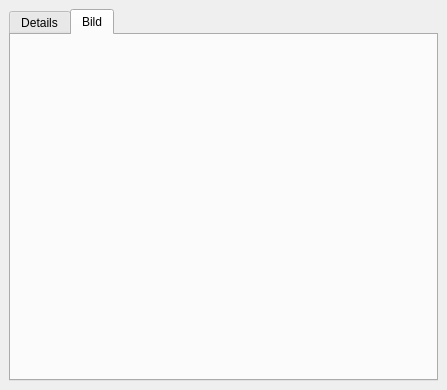
Before: the Qt Designer form ui/UserDetails.ui in floriandotorg/bumm, drawn with Qt 5.
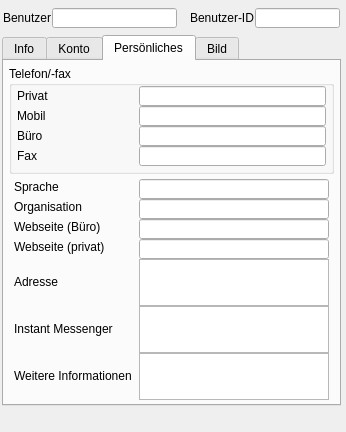
After: the same form once the commit is applied. The open tabs and pages were chosen to show the change.

Patch:
```diff
--- a/ui/UserDetails.ui
+++ b/ui/UserDetails.ui
@@ -5,35 +5,529 @@
    <rect>
     <x>0</x>
     <y>0</y>
-    <width>447</width>
-    <height>390</height>
+    <width>346</width>
+    <height>432</height>
    </rect>
   </property>
   <property name="windowTitle" >
    <string>Details</string>
   </property>
   <widget class="QWidget" name="_content" >
-   <layout class="QGridLayout" name="gridLayout" >
-    <item row="0" column="0" >
-     <widget class="QTabWidget" name="_tab_widget" >
-      <property name="currentIndex" >
-       <number>0</number>
+   <widget class="QLineEdit" name="_user_id" >
+    <property name="geometry" >
+     <rect>
+      <x>255</x>
+      <y>8</y>
+      <width>85</width>
+      <height>20</height>
+     </rect>
+    </property>
+    <property name="minimumSize" >
+     <size>
+      <width>85</width>
+      <height>20</height>
+     </size>
+    </property>
+    <property name="maximumSize" >
+     <size>
+      <width>85</width>
+      <height>20</height>
+     </size>
+    </property>
+    <property name="text" >
+     <string/>
+    </property>
+   </widget>
+   <widget class="QLineEdit" name="_user" >
+    <property name="geometry" >
+     <rect>
+      <x>52</x>
+      <y>8</y>
+      <width>125</width>
+      <height>20</height>
+     </rect>
+    </property>
+    <property name="minimumSize" >
+     <size>
+      <width>107</width>
+      <height>20</height>
+     </size>
+    </property>
+    <property name="maximumSize" >
+     <size>
+      <width>159</width>
+      <height>20</height>
+     </size>
+    </property>
+    <property name="text" >
+     <string/>
+    </property>
+   </widget>
+   <widget class="QLabel" name="_lbl_user" >
+    <property name="geometry" >
+     <rect>
+      <x>3</x>
+      <y>10</y>
+      <width>49</width>
+      <height>16</height>
+     </rect>
+    </property>
+    <property name="minimumSize" >
+     <size>
+      <width>49</width>
+      <height>16</height>
+     </size>
+    </property>
+    <property name="maximumSize" >
+     <size>
+      <width>49</width>
+      <height>16</height>
+     </size>
+    </property>
+    <property name="text" >
+     <string>Benutzer</string>
+    </property>
+   </widget>
+   <widget class="QTabWidget" name="_user_info_tabs" >
+    <property name="geometry" >
+     <rect>
+      <x>2</x>
+      <y>35</y>
+      <width>339</width>
+      <height>371</height>
+     </rect>
+    </property>
+    <property name="minimumSize" >
+     <size>
+      <width>339</width>
+      <height>371</height>
+     </size>
+    </property>
+    <property name="maximumSize" >
+     <size>
+      <width>16777215</width>
+      <height>16777215</height>
+     </size>
+    </property>
+    <property name="currentIndex" >
+     <number>0</number>
+    </property>
+    <widget class="QWidget" name="_info_tab" >
+     <attribute name="title" >
+      <string>Info</string>
+     </attribute>
+     <widget class="QWidget" name="layoutWidget" >
+      <property name="geometry" >
+       <rect>
+        <x>10</x>
+        <y>10</y>
+        <width>323</width>
+        <height>171</height>
+       </rect>
       </property>
-      <widget class="QWidget" name="_tab_details" >
-       <attribute name="title" >
-        <string>Details</string>
-       </attribute>
-       <layout class="QGridLayout" name="gridLayout_2" />
-      </widget>
-      <widget class="QWidget" name="_tab_pic" >
-       <attribute name="title" >
-        <string>Bild</string>
-       </attribute>
-       <layout class="QGridLayout" name="gridLayout_3" >
+      <layout class="QFormLayout" name="_form_layout_info" >
+       <property name="horizontalSpacing" >
+        <number>0</number>
+       </property>
+       <property name="verticalSpacing" >
+        <number>0</number>
+       </property>
+       <item row="0" column="1" >
+        <widget class="QLineEdit" name="_full_name" >
+         <property name="minimumSize" >
+          <size>
+           <width>190</width>
+           <height>20</height>
+          </size>
+         </property>
+         <property name="maximumSize" >
+          <size>
+           <width>190</width>
+           <height>20</height>
+          </size>
+         </property>
+        </widget>
+       </item>
+       <item row="1" column="0" >
+        <widget class="QLabel" name="_lbl_admin" >
+         <property name="minimumSize" >
+          <size>
+           <width>125</width>
+           <height>16</height>
+          </size>
+         </property>
+         <property name="maximumSize" >
+          <size>
+           <width>125</width>
+           <height>16</height>
+          </size>
+         </property>
+         <property name="text" >
+          <string>Administrator</string>
+         </property>
+        </widget>
+       </item>
+       <item row="1" column="1" >
+        <widget class="QLineEdit" name="_admin" >
+         <property name="minimumSize" >
+          <size>
+           <width>190</width>
+           <height>20</height>
+          </size>
+         </property>
+         <property name="maximumSize" >
+          <size>
+           <width>190</width>
+           <height>20</height>
+          </size>
+         </property>
+        </widget>
+       </item>
+       <item row="2" column="0" >
+        <widget class="QLabel" name="_lbl_locked" >
+         <property name="minimumSize" >
+          <size>
+           <width>125</width>
+           <height>16</height>
+          </size>
+         </property>
+         <property name="maximumSize" >
+          <size>
+           <width>125</width>
+           <height>16</height>
+          </size>
+         </property>
+         <property name="text" >
+          <string>Gesperrt</string>
+         </property>
+        </widget>
+       </item>
+       <item row="2" column="1" >
+        <widget class="QLineEdit" name="_locked" >
+         <property name="minimumSize" >
+          <size>
+           <width>190</width>
+           <height>20</height>
+          </size>
+         </property>
+         <property name="maximumSize" >
+          <size>
+           <width>190</width>
+           <height>20</height>
+          </size>
+         </property>
+        </widget>
+       </item>
+       <item row="3" column="0" >
+        <widget class="QLabel" name="_lbl_user_mail" >
+         <property name="minimumSize" >
+          <size>
+           <width>125</width>
+           <height>16</height>
+          </size>
+         </property>
+         <property name="maximumSize" >
+          <size>
+           <width>125</width>
+           <height>16</height>
+          </size>
+         </property>
+         <property name="text" >
+          <string>Primäre E-Mail Adresse</string>
+         </property>
+        </widget>
+       </item>
+       <item row="3" column="1" >
+        <widget class="QLineEdit" name="_user_mail" >
+         <property name="minimumSize" >
+          <size>
+           <width>190</width>
+           <height>20</height>
+          </size>
+         </property>
+         <property name="maximumSize" >
+          <size>
+           <width>190</width>
+           <height>20</height>
+          </size>
+         </property>
+        </widget>
+       </item>
+       <item row="4" column="0" >
+        <widget class="QLabel" name="_lbl_user_more_mail" >
+         <property name="minimumSize" >
+          <size>
+           <width>125</width>
+           <height>16</height>
+          </size>
+         </property>
+         <property name="maximumSize" >
+          <size>
+           <width>125</width>
+           <height>16</height>
+          </size>
+         </property>
+         <property name="text" >
+          <string>weitere E-Mail Adressen</string>
+         </property>
+        </widget>
+       </item>
+       <item row="4" column="1" >
+        <widget class="QComboBox" name="_user_more_mail" >
+         <property name="minimumSize" >
+          <size>
+           <width>190</width>
+           <height>20</height>
+          </size>
+         </property>
+         <property name="maximumSize" >
+          <size>
+           <width>190</width>
+           <height>20</height>
+          </size>
+         </property>
+        </widget>
+       </item>
+       <item row="5" column="0" >
+        <widget class="QLabel" name="_lbl_last_login" >
+         <property name="minimumSize" >
+          <size>
+           <width>125</width>
+           <height>16</height>
+          </size>
+         </property>
+         <property name="maximumSize" >
+          <size>
+           <width>125</width>
+           <height>16</height>
+          </size>
+         </property>
+         <property name="text" >
+          <string>Letzte Anmeldung</string>
+         </property>
+        </widget>
+       </item>
+       <item row="5" column="1" >
+        <widget class="QLineEdit" name="_last_login" >
+         <property name="minimumSize" >
+          <size>
+           <width>190</width>
+           <height>20</height>
+          </size>
+         </property>
+         <property name="maximumSize" >
+          <size>
+           <width>190</width>
+           <height>20</height>
+          </size>
+         </property>
+        </widget>
+       </item>
+       <item row="6" column="0" >
+        <widget class="QLabel" name="_lbl_workspace" >
+         <property name="minimumSize" >
+          <size>
+           <width>125</width>
+           <height>45</height>
+          </size>
+         </property>
+         <property name="maximumSize" >
+          <size>
+           <width>125</width>
+           <height>45</height>
+          </size>
+         </property>
+         <property name="text" >
+          <string>Arbeitsbereiche</string>
+         </property>
+        </widget>
+       </item>
+       <item row="6" column="1" >
+        <widget class="QTextEdit" name="_workspace" >
+         <property name="minimumSize" >
+          <size>
+           <width>190</width>
+           <height>45</height>
+          </size>
+         </property>
+         <property name="maximumSize" >
+          <size>
+           <width>190</width>
+           <height>16777215</height>
+          </size>
+         </property>
+        </widget>
+       </item>
+       <item row="0" column="0" >
+        <widget class="QLabel" name="_lbl_full_name" >
+         <property name="minimumSize" >
+          <size>
+           <width>125</width>
+           <height>16</height>
+          </size>
+         </property>
+         <property name="maximumSize" >
+          <size>
+           <width>125</width>
+           <height>16</height>
+          </size>
+         </property>
+         <property name="text" >
+          <string>Vollständiger Name</string>
+         </property>
+        </widget>
+       </item>
+      </layout>
+     </widget>
+    </widget>
+    <widget class="QWidget" name="_account_tab" >
+     <attribute name="title" >
+      <string>Konto</string>
+     </attribute>
+     <widget class="QLineEdit" name="_storage_usage" >
+      <property name="geometry" >
+       <rect>
+        <x>135</x>
+        <y>30</y>
+        <width>190</width>
+        <height>20</height>
+       </rect>
+      </property>
+      <property name="minimumSize" >
+       <size>
+        <width>190</width>
+        <height>20</height>
+       </size>
+      </property>
+      <property name="maximumSize" >
+       <size>
+        <width>190</width>
+        <height>20</height>
+       </size>
+      </property>
+     </widget>
+     <widget class="QLabel" name="_lbl_storage_usage" >
+      <property name="geometry" >
+       <rect>
+        <x>10</x>
+        <y>32</y>
+        <width>125</width>
+        <height>16</height>
+       </rect>
+      </property>
+      <property name="minimumSize" >
+       <size>
+        <width>125</width>
+        <height>16</height>
+       </size>
+      </property>
+      <property name="maximumSize" >
+       <size>
+        <width>125</width>
+        <height>16</height>
+       </size>
+      </property>
+      <property name="text" >
+       <string>Speicherverbrauch</string>
+      </property>
+     </widget>
+     <widget class="QLineEdit" name="_objects" >
+      <property name="geometry" >
+       <rect>
+        <x>135</x>
+        <y>50</y>
+        <width>190</width>
+        <height>20</height>
+       </rect>
+      </property>
+      <property name="minimumSize" >
+       <size>
+        <width>190</width>
+        <height>20</height>
+       </size>
+      </property>
+      <property name="maximumSize" >
+       <size>
+        <width>190</width>
+        <height>20</height>
+       </size>
+      </property>
+     </widget>
+     <widget class="QLabel" name="_lbl_objects" >
+      <property name="geometry" >
+       <rect>
+        <x>10</x>
+        <y>52</y>
+        <width>125</width>
+        <height>16</height>
+       </rect>
+      </property>
+      <property name="minimumSize" >
+       <size>
+        <width>125</width>
+        <height>16</height>
+       </size>
+      </property>
+      <property name="maximumSize" >
+       <size>
+        <width>125</width>
+        <height>16</height>
+       </size>
+      </property>
+      <property name="text" >
+       <string>Objekte</string>
+      </property>
+     </widget>
+     <widget class="QGroupBox" name="_access_rights_box" >
+      <property name="geometry" >
+       <rect>
+        <x>5</x>
+        <y>75</y>
+        <width>325</width>
+        <height>160</height>
+       </rect>
+      </property>
+      <property name="minimumSize" >
+       <size>
+        <width>325</width>
+        <height>160</height>
+       </size>
+      </property>
+      <property name="maximumSize" >
+       <size>
+        <width>325</width>
+        <height>16777215</height>
+       </size>
+      </property>
+      <property name="title" >
+       <string>Zugriffsrechte</string>
+      </property>
+      <widget class="QWidget" name="layoutWidget_2" >
+       <property name="geometry" >
+        <rect>
+         <x>8</x>
+         <y>22</y>
+         <width>311</width>
+         <height>141</height>
+        </rect>
+       </property>
+       <layout class="QGridLayout" name="_grid_layout_account" >
         <item row="0" column="0" >
-         <widget class="QLabel" name="_lbl_pic" >
+         <widget class="QLabel" name="_lbl_role" >
+          <property name="minimumSize" >
+           <size>
+            <width>55</width>
+            <height>16</height>
+           </size>
+          </property>
+          <property name="maximumSize" >
+           <size>
+            <width>55</width>
+            <height>16</height>
+           </size>
+          </property>
           <property name="text" >
-           <string/>
+           <string>Rollen</string>
           </property>
           <property name="scaledContents" >
            <bool>false</bool>
@@ -46,8 +540,575 @@
        </layout>
       </widget>
      </widget>
-    </item>
-   </layout>
+     <widget class="QLabel" name="_lbl_create_time" >
+      <property name="geometry" >
+       <rect>
+        <x>10</x>
+        <y>12</y>
+        <width>125</width>
+        <height>16</height>
+       </rect>
+      </property>
+      <property name="minimumSize" >
+       <size>
+        <width>125</width>
+        <height>16</height>
+       </size>
+      </property>
+      <property name="maximumSize" >
+       <size>
+        <width>125</width>
+        <height>16</height>
+       </size>
+      </property>
+      <property name="text" >
+       <string>Erstellungsdatum</string>
+      </property>
+     </widget>
+     <widget class="QLineEdit" name="_create_time" >
+      <property name="geometry" >
+       <rect>
+        <x>135</x>
+        <y>10</y>
+        <width>190</width>
+        <height>20</height>
+       </rect>
+      </property>
+      <property name="minimumSize" >
+       <size>
+        <width>190</width>
+        <height>20</height>
+       </size>
+      </property>
+      <property name="maximumSize" >
+       <size>
+        <width>190</width>
+        <height>20</height>
+       </size>
+      </property>
+     </widget>
+    </widget>
+    <widget class="QWidget" name="_personal_tab" >
+     <attribute name="title" >
+      <string>Persönliches</string>
+     </attribute>
+     <widget class="QGroupBox" name="_phone_box" >
+      <property name="geometry" >
+       <rect>
+        <x>5</x>
+        <y>5</y>
+        <width>325</width>
+        <height>108</height>
+       </rect>
+      </property>
+      <property name="minimumSize" >
+       <size>
+        <width>325</width>
+        <height>108</height>
+       </size>
+      </property>
+      <property name="maximumSize" >
+       <size>
+        <width>325</width>
+        <height>108</height>
+       </size>
+      </property>
+      <property name="title" >
+       <string>Telefon/-fax</string>
+      </property>
+      <widget class="QLineEdit" name="_private_tel" >
+       <property name="geometry" >
+        <rect>
+         <x>130</x>
+         <y>20</y>
+         <width>187</width>
+         <height>20</height>
+        </rect>
+       </property>
+       <property name="minimumSize" >
+        <size>
+         <width>187</width>
+         <height>20</height>
+        </size>
+       </property>
+       <property name="maximumSize" >
+        <size>
+         <width>187</width>
+         <height>20</height>
+        </size>
+       </property>
+      </widget>
+      <widget class="QLabel" name="_lbl_private_tel" >
+       <property name="geometry" >
+        <rect>
+         <x>8</x>
+         <y>22</y>
+         <width>122</width>
+         <height>16</height>
+        </rect>
+       </property>
+       <property name="minimumSize" >
+        <size>
+         <width>122</width>
+         <height>16</height>
+        </size>
+       </property>
+       <property name="maximumSize" >
+        <size>
+         <width>122</width>
+         <height>16</height>
+        </size>
+       </property>
+       <property name="text" >
+        <string>Privat</string>
+       </property>
+      </widget>
+      <widget class="QLineEdit" name="_mobile_tel" >
+       <property name="geometry" >
+        <rect>
+         <x>130</x>
+         <y>40</y>
+         <width>187</width>
+         <height>20</height>
+        </rect>
+       </property>
+       <property name="minimumSize" >
+        <size>
+         <width>187</width>
+         <height>20</height>
+        </size>
+       </property>
+       <property name="maximumSize" >
+        <size>
+         <width>187</width>
+         <height>20</height>
+        </size>
+       </property>
+      </widget>
+      <widget class="QLabel" name="_lbl_mobile_tel" >
+       <property name="geometry" >
+        <rect>
+         <x>8</x>
+         <y>42</y>
+         <width>122</width>
+         <height>16</height>
+        </rect>
+       </property>
+       <property name="minimumSize" >
+        <size>
+         <width>122</width>
+         <height>16</height>
+        </size>
+       </property>
+       <property name="maximumSize" >
+        <size>
+         <width>122</width>
+         <height>16</height>
+        </size>
+       </property>
+       <property name="text" >
+        <string>Mobil</string>
+       </property>
+      </widget>
+      <widget class="QLineEdit" name="_office_tel" >
+       <property name="geometry" >
+        <rect>
+         <x>130</x>
+         <y>60</y>
+         <width>187</width>
+         <height>20</height>
+        </rect>
+       </property>
+       <property name="minimumSize" >
+        <size>
+         <width>187</width>
+         <height>20</height>
+        </size>
+       </property>
+       <property name="maximumSize" >
+        <size>
+         <width>187</width>
+         <height>20</height>
+        </size>
+       </property>
+      </widget>
+      <widget class="QLabel" name="_lbl_office_tel" >
+       <property name="geometry" >
+        <rect>
+         <x>8</x>
+         <y>62</y>
+         <width>122</width>
+         <height>16</height>
+        </rect>
+       </property>
+       <property name="minimumSize" >
+        <size>
+         <width>122</width>
+         <height>16</height>
+        </size>
+       </property>
+       <property name="maximumSize" >
+        <size>
+         <width>122</width>
+         <height>16</height>
+        </size>
+       </property>
+       <property name="text" >
+        <string>Büro</string>
+       </property>
+      </widget>
+      <widget class="QLabel" name="_lbl_fax" >
+       <property name="geometry" >
+        <rect>
+         <x>8</x>
+         <y>82</y>
+         <width>122</width>
+         <height>16</height>
+        </rect>
+       </property>
+       <property name="minimumSize" >
+        <size>
+         <width>122</width>
+         <height>16</height>
+        </size>
+       </property>
+       <property name="maximumSize" >
+        <size>
+         <width>122</width>
+         <height>16</height>
+        </size>
+       </property>
+       <property name="text" >
+        <string>Fax</string>
+       </property>
+      </widget>
+      <widget class="QLineEdit" name="_fax" >
+       <property name="geometry" >
+        <rect>
+         <x>130</x>
+         <y>80</y>
+         <width>187</width>
+         <height>20</height>
+        </rect>
+       </property>
+       <property name="minimumSize" >
+        <size>
+         <width>187</width>
+         <height>20</height>
+        </size>
+       </property>
+       <property name="maximumSize" >
+        <size>
+         <width>187</width>
+         <height>20</height>
+        </size>
+       </property>
+      </widget>
+     </widget>
+     <widget class="QWidget" name="layoutWidget_3" >
+      <property name="geometry" >
+       <rect>
+        <x>10</x>
+        <y>118</y>
+        <width>321</width>
+        <height>221</height>
+       </rect>
+      </property>
+      <layout class="QFormLayout" name="_personal_form" >
+       <property name="sizeConstraint" >
+        <enum>QLayout::SetMinimumSize</enum>
+       </property>
+       <property name="fieldGrowthPolicy" >
+        <enum>QFormLayout::AllNonFixedFieldsGrow</enum>
+       </property>
+       <property name="horizontalSpacing" >
+        <number>0</number>
+       </property>
+       <property name="verticalSpacing" >
+        <number>0</number>
+       </property>
+       <property name="topMargin" >
+        <number>0</number>
+       </property>
+       <item row="0" column="0" >
+        <widget class="QLabel" name="_lbl_language" >
+         <property name="minimumSize" >
+          <size>
+           <width>125</width>
+           <height>16</height>
+          </size>
+         </property>
+         <property name="maximumSize" >
+          <size>
+           <width>125</width>
+           <height>16</height>
+          </size>
+         </property>
+         <property name="text" >
+          <string>Sprache</string>
+         </property>
+        </widget>
+       </item>
+       <item row="0" column="1" >
+        <widget class="QLineEdit" name="_language" >
+         <property name="minimumSize" >
+          <size>
+           <width>190</width>
+           <height>20</height>
+          </size>
+         </property>
+         <property name="maximumSize" >
+          <size>
+           <width>190</width>
+           <height>20</height>
+          </size>
+         </property>
+        </widget>
+       </item>
+       <item row="1" column="0" >
+        <widget class="QLabel" name="_lbl_organisation" >
+         <property name="minimumSize" >
+          <size>
+           <width>125</width>
+           <height>16</height>
+          </size>
+         </property>
+         <property name="maximumSize" >
+          <size>
+           <width>125</width>
+           <height>16</height>
+          </size>
+         </property>
+         <property name="text" >
+          <string>Organisation</string>
+         </property>
+        </widget>
+       </item>
+       <item row="1" column="1" >
+        <widget class="QLineEdit" name="_organisation" >
+         <property name="minimumSize" >
+          <size>
+           <width>190</width>
+           <height>20</height>
+          </size>
+         </property>
+         <property name="maximumSize" >
+          <size>
+           <width>190</width>
+           <height>20</height>
+          </size>
+         </property>
+        </widget>
+       </item>
+       <item row="2" column="0" >
+        <widget class="QLabel" name="_lbl_office_url" >
+         <property name="minimumSize" >
+          <size>
+           <width>125</width>
+           <height>16</height>
+          </size>
+         </property>
+         <property name="maximumSize" >
+          <size>
+           <width>125</width>
+           <height>16</height>
+          </size>
+         </property>
+         <property name="text" >
+          <string>Webseite (Büro)</string>
+         </property>
+        </widget>
+       </item>
+       <item row="2" column="1" >
+        <widget class="QLineEdit" name="_office_url" >
+         <property name="minimumSize" >
+          <size>
+           <width>190</width>
+           <height>20</height>
+          </size>
+         </property>
+         <property name="maximumSize" >
+          <size>
+           <width>190</width>
+           <height>20</height>
+          </size>
+         </property>
+        </widget>
+       </item>
+       <item row="3" column="0" >
+        <widget class="QLabel" name="_lbl_private_url" >
+         <property name="minimumSize" >
+          <size>
+           <width>125</width>
+           <height>16</height>
+          </size>
+         </property>
+         <property name="maximumSize" >
+          <size>
+           <width>125</width>
+           <height>16</height>
+          </size>
+         </property>
+         <property name="text" >
+          <string>Webseite (privat)</string>
+         </property>
+        </widget>
+       </item>
+       <item row="3" column="1" >
+        <widget class="QLineEdit" name="_private_url" >
+         <property name="minimumSize" >
+          <size>
+           <width>190</width>
+           <height>20</height>
+          </size>
+         </property>
+         <property name="maximumSize" >
+          <size>
+           <width>190</width>
+           <height>20</height>
+          </size>
+         </property>
+        </widget>
+       </item>
+       <item row="4" column="0" >
+        <widget class="QLabel" name="_lbl_address" >
+         <property name="minimumSize" >
+          <size>
+           <width>125</width>
+           <height>45</height>
+          </size>
+         </property>
+         <property name="maximumSize" >
+          <size>
+           <width>125</width>
+           <height>45</height>
+          </size>
+         </property>
+         <property name="text" >
+          <string>Adresse</string>
+         </property>
+        </widget>
+       </item>
+       <item row="4" column="1" >
+        <widget class="QTextEdit" name="_address" >
+         <property name="minimumSize" >
+          <size>
+           <width>190</width>
+           <height>45</height>
+          </size>
+         </property>
+         <property name="maximumSize" >
+          <size>
+           <width>190</width>
+           <height>16777215</height>
+          </size>
+         </property>
+        </widget>
+       </item>
+       <item row="5" column="0" >
+        <widget class="QLabel" name="_lbl_instant_messenger" >
+         <property name="minimumSize" >
+          <size>
+           <width>125</width>
+           <height>45</height>
+          </size>
+         </property>
+         <property name="maximumSize" >
+          <size>
+           <width>125</width>
+           <height>45</height>
+          </size>
+         </property>
+         <property name="text" >
+          <string>Instant Messenger</string>
+         </property>
+        </widget>
+       </item>
+       <item row="5" column="1" >
+        <widget class="QTextEdit" name="_instant_messenger" >
+         <property name="minimumSize" >
+          <size>
+           <width>190</width>
+           <height>45</height>
+          </size>
+         </property>
+         <property name="maximumSize" >
+          <size>
+           <width>190</width>
+           <height>16777215</height>
+          </size>
+         </property>
+        </widget>
+       </item>
+       <item row="6" column="0" >
+        <widget class="QLabel" name="_lbl_more_info" >
+         <property name="minimumSize" >
+          <size>
+           <width>125</width>
+           <height>45</height>
+          </size>
+         </property>
+         <property name="maximumSize" >
+          <size>
+           <width>125</width>
+           <height>45</height>
+          </size>
+         </property>
+         <property name="text" >
+          <string>Weitere Informationen</string>
+         </property>
+        </widget>
+       </item>
+       <item row="6" column="1" >
+        <widget class="QTextEdit" name="_more_info" >
+         <property name="minimumSize" >
+          <size>
+           <width>190</width>
+           <height>45</height>
+          </size>
+         </property>
+         <property name="maximumSize" >
+          <size>
+           <width>190</width>
+           <height>16777215</height>
+          </size>
+         </property>
+        </widget>
+       </item>
+      </layout>
+     </widget>
+    </widget>
+    <widget class="QWidget" name="_pic_tab" >
+     <attribute name="title" >
+      <string>Bild</string>
+     </attribute>
+    </widget>
+   </widget>
+   <widget class="QLabel" name="_lbl_user_id" >
+    <property name="geometry" >
+     <rect>
+      <x>190</x>
+      <y>10</y>
+      <width>65</width>
+      <height>16</height>
+     </rect>
+    </property>
+    <property name="minimumSize" >
+     <size>
+      <width>65</width>
+      <height>16</height>
+     </size>
+    </property>
+    <property name="maximumSize" >
+     <size>
+      <width>65</width>
+      <height>16</height>
+     </size>
+    </property>
+    <property name="text" >
+     <string>Benutzer-ID</string>
+    </property>
+   </widget>
   </widget>
  </widget>
  <resources/>
```
Left out of the diff: 193 changed lines with no effect on the pictures.
